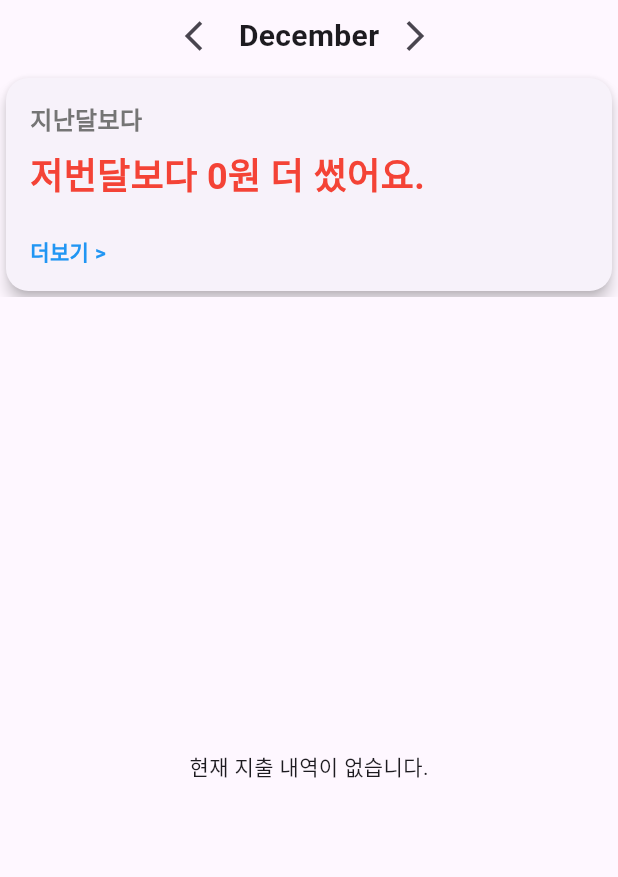
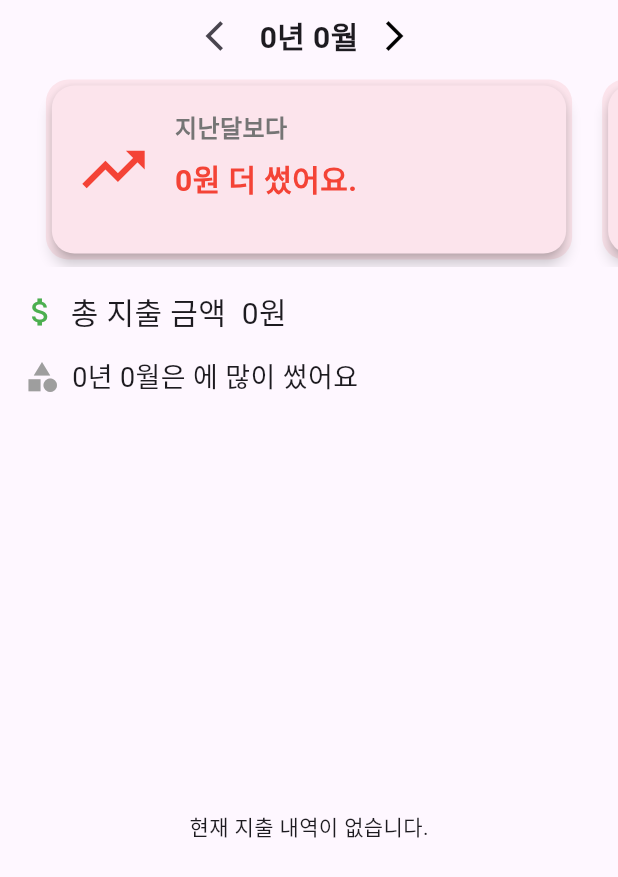
Before and after one commit to BBYUworld/bbyu-fe, a Flutter app: the JointLedgerListScreen screen opened directly with empty values, on a phone screen of 412 x 824 dp. Shown: the top 877 px of the screen. Run offline on Flutter 3.47's test engine with Material 3 defaults, Android fonts, the phone set to English and light mode, and no system bars; our stand-ins replace dio, fl_chart, flutter_secure_storage, table_calendar, webview_flutter; missing offline and left inert: remedi_kopo; accounts and stored records are empty.

Commit message:
design: Expense Calendar List 위젯 분리 및 디자인

```diff
--- a/lib/views/householdledger/JointLedgerListScreen.dart
+++ b/lib/views/householdledger/JointLedgerListScreen.dart
@@ -1,5 +1,6 @@
 import 'package:flutter/material.dart';
 import 'package:gagyebbyu_fe/models/couple_expense_model.dart';
+import 'package:gagyebbyu_fe/widgets/expense/joint_ledger_header.dart';
 import 'package:intl/intl.dart';
 
 class JointLedgerListScreen extends StatefulWidget {
@@ -46,6 +47,10 @@ class _JointLedgerListScreenState extends State<JointLedgerListScreen> {
     });
   }
 
+  String _formatCurrency(int amount) {
+    return NumberFormat.currency(locale: 'ko_KR', symbol: '', decimalDigits: 0).format(amount);
+  }
+
   @override
   Widget build(BuildContext context) {
     return Scaffold(
@@ -55,191 +60,14 @@ class _JointLedgerListScreenState extends State<JointLedgerListScreen> {
         },
         child: Column(
           children: [
-            _buildCarousel(),
+            JointLedgerHeader(
+              coupleExpense: widget.coupleExpense,
+              displayedYear: displayedYear,
+              displayedMonth: displayedMonth,
+              onMonthChanged: _changeMonth,
+            ),
             Expanded(
               child: _buildGroupedExpenseList(),
-            ),
-          ],
-        ),
-      ),
-    );
-  }
-
-  Widget _buildCarousel() {
-    return Column(
-      children: [
-        Row(
-          mainAxisAlignment: MainAxisAlignment.center,
-          children: [
-            IconButton(
-              icon: Icon(Icons.arrow_back_ios),
-              onPressed: () => _changeMonth(-1),
-            ),
-            Text(
-              '${DateFormat('MMMM').format(DateTime(displayedYear, displayedMonth))}',
-              style: TextStyle(
-                fontSize: 20,
-                fontWeight: FontWeight.bold,
-              ),
-            ),
-            IconButton(
-              icon: Icon(Icons.arrow_forward_ios),
-              onPressed: () => _changeMonth(1),
-            ),
-          ],
-        ),
-        Container(
-          height: 150,
-          child: PageView(
-            onPageChanged: (index) {},
-            children: [
-              _buildComparisonCard(),
-              _buildSavingsCard(),
-              _buildCategoryCard(),
-            ],
-          ),
-        ),
-      ],
-    );
-  }
-
-  Widget _buildComparisonCard() {
-    int expenseDifference = widget.coupleExpense?.totalAmountFromLastMonth ?? 0;
-    String expenseComparisonMessage;
-    Color comparisonColor;
-    if (expenseDifference > 0) {
-      expenseComparisonMessage = '저번달보다 ${expenseDifference.abs()}원 덜 썼어요.';
-      comparisonColor = Colors.green;
-    } else {
-      expenseComparisonMessage = '저번달보다 ${expenseDifference.abs()}원 더 썼어요.';
-      comparisonColor = Colors.red;
-    }
-
-    return Card(
-      shape: RoundedRectangleBorder(
-        borderRadius: BorderRadius.circular(15),
-      ),
-      elevation: 4,
-      child: Padding(
-        padding: const EdgeInsets.all(16.0),
-        child: Column(
-          crossAxisAlignment: CrossAxisAlignment.start,
-          children: [
-            Text(
-              '지난달보다',
-              style: TextStyle(
-                fontSize: 16,
-                fontWeight: FontWeight.bold,
-                color: Colors.grey[600],
-              ),
-            ),
-            SizedBox(height: 8),
-            Text(
-              expenseComparisonMessage,
-              style: TextStyle(
-                fontSize: 24,
-                fontWeight: FontWeight.bold,
-                color: comparisonColor,
-              ),
-            ),
-            Expanded(child: SizedBox()), // Spacer 대신 Expanded 사용
-            Text(
-              '더보기 >',
-              style: TextStyle(
-                fontSize: 14,
-                fontWeight: FontWeight.bold,
-                color: Colors.blue,
-              ),
-            ),
-          ],
-        ),
-      ),
-    );
-  }
-
-  Widget _buildSavingsCard() {
-    String savingsMessage;
-    if ((widget.coupleExpense?.amountDifference ?? 0) > 0) {
-      savingsMessage = '잘 절약하고 계시네요! 오늘은 배우자와 함께 맛있는 외식을 해보시는건 어떤가요?';
-    } else {
-      savingsMessage = '절약이 필요할 거 같아요! 오늘은 배우자와 함께 맛있는 집밥을 만들어 먹어봐요.';
-    }
-
-    return Card(
-      shape: RoundedRectangleBorder(
-        borderRadius: BorderRadius.circular(15),
-      ),
-      elevation: 4,
-      child: Padding(
-        padding: const EdgeInsets.all(16.0),
-        child: Column(
-          crossAxisAlignment: CrossAxisAlignment.start,
-          children: [
-            Text(
-              savingsMessage,
-              style: TextStyle(
-                fontSize: 16,
-                fontWeight: FontWeight.bold,
-                color: (widget.coupleExpense?.amountDifference ?? 0) > 0 ? Colors.green : Colors.red,
-              ),
-            ),
-            Expanded(child: SizedBox()), // Spacer 대신 Expanded 사용
-            Text(
-              '더보기 >',
-              style: TextStyle(
-                fontSize: 14,
-                fontWeight: FontWeight.bold,
-                color: Colors.blue,
-              ),
-            ),
-          ],
-        ),
-      ),
-    );
-  }
-
-  Widget _buildCategoryCard() {
-    return Card(
-      shape: RoundedRectangleBorder(
-        borderRadius: BorderRadius.circular(15),
-      ),
-      elevation: 4,
-      child: Padding(
-        padding: const EdgeInsets.all(16.0),
-        child: Column(
-          crossAxisAlignment: CrossAxisAlignment.start,
-          children: [
-            Text(
-              '이번 달 최다 소비',
-              style: TextStyle(
-                fontSize: 16,
-                fontWeight: FontWeight.bold,
-                color: Colors.grey[600],
-              ),
-            ),
-            SizedBox(height: 8),
-            Row(
-              children: [
-                _getCategoryIcon(widget.coupleExpense?.category ?? ''),
-                SizedBox(width: 8),
-                Text(
-                  '${widget.coupleExpense?.category ?? '카테고리 없음'}',
-                  style: TextStyle(
-                    fontSize: 24,
-                    fontWeight: FontWeight.bold,
-                    color: Colors.blue,
-                  ),
-                ),
-              ],
-            ),
-            Expanded(child: SizedBox()), // Spacer 대신 Expanded 사용
-            Text(
-              '더보기 >',
-              style: TextStyle(
-                fontSize: 14,
-                fontWeight: FontWeight.bold,
-                color: Colors.blue,
-              ),
             ),
           ],
         ),
@@ -293,11 +121,11 @@ class _JointLedgerListScreenState extends State<JointLedgerListScreen> {
                   ),
                 ),
                 subtitle: Text(
-                  '${expense.place} - ${expense.memo}\n${expense.name}',
+                  '${expense.name}\n메모 - ${expense.memo}',
                   style: TextStyle(fontSize: 14), // 서브 타이틀 텍스트 크기
                 ),
                 trailing: Text(
-                  '-${expense.amount}원',
+                  '-${_formatCurrency(expense.amount)}원',
                   style: TextStyle(
                     color: Colors.black,
                     fontSize: 18, // 금액 텍스트 크기 키움
--- /dev/null
+++ b/lib/widgets/expense/joint_ledger_header.dart
@@ -0,0 +1,272 @@
+import 'package:flutter/material.dart';
+import 'package:intl/intl.dart';
+import 'package:gagyebbyu_fe/models/couple_expense_model.dart';
+
+class JointLedgerHeader extends StatefulWidget {
+  final CoupleExpense? coupleExpense;
+  final int displayedYear;
+  final int displayedMonth;
+  final void Function(int increment) onMonthChanged;
+
+  const JointLedgerHeader({
+    Key? key,
+    required this.coupleExpense,
+    required this.displayedYear,
+    required this.displayedMonth,
+    required this.onMonthChanged,
+  }) : super(key: key);
+
+  @override
+  _JointLedgerHeaderState createState() => _JointLedgerHeaderState();
+}
+
+class _JointLedgerHeaderState extends State<JointLedgerHeader> {
+  String _formatCurrency(int amount) {
+    return NumberFormat.currency(locale: 'ko_KR', symbol: '', decimalDigits: 0).format(amount);
+  }
+
+  @override
+  Widget build(BuildContext context) {
+    final now = DateTime.now();
+    final isNextMonthDisabled = widget.displayedYear > now.year || (widget.displayedYear == now.year && widget.displayedMonth >= now.month);
+
+    return Column(
+      children: [
+        _buildMonthSelector(isNextMonthDisabled),
+        _buildCarousel(isNextMonthDisabled),
+        _buildTotalAmountInfo(),
+        _buildCategoryInfo(),
+      ],
+    );
+  }
+
+  Widget _buildMonthSelector(bool isNextMonthDisabled) {
+    return Row(
+      mainAxisAlignment: MainAxisAlignment.center,
+      children: [
+        IconButton(
+          icon: Icon(Icons.arrow_back_ios),
+          onPressed: () => widget.onMonthChanged(-1),
+        ),
+        Text(
+          '${widget.displayedYear}년 ${widget.displayedMonth}월',
+          style: TextStyle(
+            fontSize: 20,
+            fontWeight: FontWeight.bold,
+          ),
+        ),
+        IconButton(
+          icon: Icon(Icons.arrow_forward_ios),
+          onPressed: isNextMonthDisabled ? null : () => widget.onMonthChanged(1),
+          color: isNextMonthDisabled ? Colors.grey : Colors.black,
+        ),
+      ],
+    );
+  }
+
+  Widget _buildTotalAmountInfo() {
+    return Padding(
+      padding: const EdgeInsets.all(15.0),
+      child: Row(
+        children: [
+          Icon(Icons.attach_money, color: Colors.green),
+          SizedBox(width: 8),
+          Text(
+            '총 지출 금액  ${_formatCurrency(widget.coupleExpense?.totalAmount ?? 0)}원',
+            style: TextStyle(
+              fontSize: 20,
+              fontWeight: FontWeight.normal,
+            ),
+          ),
+        ],
+      ),
+    );
+  }
+
+  Widget _buildCategoryInfo() {
+    return Padding(
+      padding: const EdgeInsets.fromLTRB(16.0, 0, 0, 13.0),
+      child: Row(
+        children: [
+          getCategoryIcon(widget.coupleExpense?.category ?? ''),
+          SizedBox(width: 8),
+          Text(
+            '${widget.displayedYear}년 ${widget.displayedMonth}월은 ${widget.coupleExpense?.category ?? '카테고리 없음'}에 많이 썼어요',
+            style: TextStyle(
+              fontSize: 18,
+              fontWeight: FontWeight.normal,
+            ),
+          ),
+        ],
+      ),
+    );
+  }
+
+  Widget _buildCarousel(bool isNextMonthDisabled) {
+    return Container(
+      height: 130,
+      child: PageView(
+        controller: PageController(viewportFraction: 0.9),
+        onPageChanged: (index) {},
+        children: [
+          _buildComparisonCard(),
+          _buildSavingsCard(),
+        ],
+      ),
+    );
+  }
+
+  Widget _buildComparisonCard() {
+    int expenseDifference = widget.coupleExpense?.totalAmountFromLastMonth ?? 0;
+    String expenseComparisonMessage;
+    Color comparisonColor;
+    IconData comparisonIcon;
+
+    if (expenseDifference > 0) {
+      expenseComparisonMessage = '${_formatCurrency(expenseDifference.abs())}원 덜 썼어요.';
+      comparisonColor = Colors.green;
+      comparisonIcon = Icons.trending_down;
+    } else {
+      expenseComparisonMessage = '${_formatCurrency(expenseDifference.abs())}원 더 썼어요.';
+      comparisonColor = Colors.red;
+      comparisonIcon = Icons.trending_up;
+    }
+
+    return _buildCard(
+      content: Row(
+        children: [
+          Icon(comparisonIcon, size: 50, color: comparisonColor),
+          SizedBox(width: 16),
+          Expanded(
+            child: Column(
+              crossAxisAlignment: CrossAxisAlignment.start,
+              children: [
+                Text(
+                  '지난달보다',
+                  style: TextStyle(
+                    fontSize: 16,
+                    fontWeight: FontWeight.bold,
+                    color: Colors.grey[600],
+                  ),
+                ),
+                SizedBox(height: 8),
+                Text(
+                  expenseComparisonMessage,
+                  style: TextStyle(
+                    fontSize: 20,
+                    fontWeight: FontWeight.bold,
+                    color: comparisonColor,
+                  ),
+                ),
+              ],
+            ),
+          ),
+        ],
+      ),
+    );
+  }
+
+  Widget _buildSavingsCard() {
+    String savingsMessage;
+    IconData savingsIcon;
+    Color iconColor;
+    Color textColor;
+
+    if ((widget.coupleExpense?.amountDifference ?? 0) > 0) {
+      savingsMessage = '잘 절약하고 계시네요! 오늘은 배우자와 함께 맛있는 외식을 해보시는건 어떤가요?';
+      savingsIcon = Icons.thumb_up;
+      iconColor = Colors.green;
+      textColor = Colors.black54;
+    } else {
+      savingsMessage = '절약이 필요할 거 같아요! 오늘은 배우자와 함께 맛있는 집밥을 만들어 먹어봐요.';
+      savingsIcon = Icons.warning;
+      iconColor = Colors.red;
+      textColor = Colors.black54;
+    }
+
+    return _buildCard(
+      content: Row(
+        children: [
+          Icon(savingsIcon, size: 50, color: iconColor),
+          SizedBox(width: 16),
+          Expanded(
+            child: Text(
+              savingsMessage,
+              style: TextStyle(
+                fontSize: 16,
+                fontWeight: FontWeight.bold,
+                color: textColor,
+              ),
+            ),
+          ),
+        ],
+      ),
+    );
+  }
+
+  Widget _buildCard({required Widget content}) {
+    return Container(
+      margin: const EdgeInsets.symmetric(horizontal: 10, vertical: 5),
+      decoration: BoxDecoration(
+        borderRadius: BorderRadius.circular(15),
+        color: Colors.pink[50], // 연한 핑크색 배경
+      ),
+      child: Card(
+        color: Colors.pink[50],
+        shape: RoundedRectangleBorder(
+          borderRadius: BorderRadius.circular(15),
+        ),
+        elevation: 4,
+        child: Padding(
+          padding: const EdgeInsets.all(16.0),
+          child: content,
+        ),
+      ),
+    );
+  }
+
+  static Icon getCategoryIcon(String category) {
+    switch (category) {
+      case '교육':
+        return Icon(Icons.school, color: Colors.blueAccent);
+      case '교통_자동차':
+        return Icon(Icons.directions_car, color: Colors.orangeAccent);
+      case '기타소비':
+        return Icon(Icons.shopping_basket, color: Colors.greenAccent);
+      case '대형마트':
+        return Icon(Icons.store, color: Colors.deepPurpleAccent);
+      case '미용':
+        return Icon(Icons.brush, color: Colors.pinkAccent);
+      case '배달':
+        return Icon(Icons.delivery_dining, color: Colors.tealAccent);
+      case '보험':
+        return Icon(Icons.security, color: Colors.brown);
+      case '생필품':
+        return Icon(Icons.local_grocery_store, color: Colors.blue);
+      case '생활서비스':
+        return Icon(Icons.handyman, color: Colors.indigo);
+      case '세금_공과금':
+        return Icon(Icons.receipt_long, color: Colors.redAccent);
+      case '쇼핑몰':
+        return Icon(Icons.shopping_cart, color: Colors.purple);
+      case '여행_숙박':
+        return Icon(Icons.hotel, color: Colors.cyanAccent);
+      case '외식':
+        return Icon(Icons.restaurant, color: Colors.deepOrange);
+      case '의료_건강':
+        return Icon(Icons.local_hospital, color: Colors.red);
+      case '주류_펍':
+        return Icon(Icons.local_bar, color: Colors.amber);
+      case '취미_여가':
+        return Icon(Icons.music_note, color: Colors.green);
+      case '카페':
+        return Icon(Icons.local_cafe, color: Colors.brown);
+      case '통신':
+        return Icon(Icons.phone, color: Colors.lightBlue);
+      case '편의점':
+        return Icon(Icons.local_convenience_store, color: Colors.yellow);
+      default:
+        return Icon(Icons.category, color: Colors.grey);
+    }
+  }
+}
```
